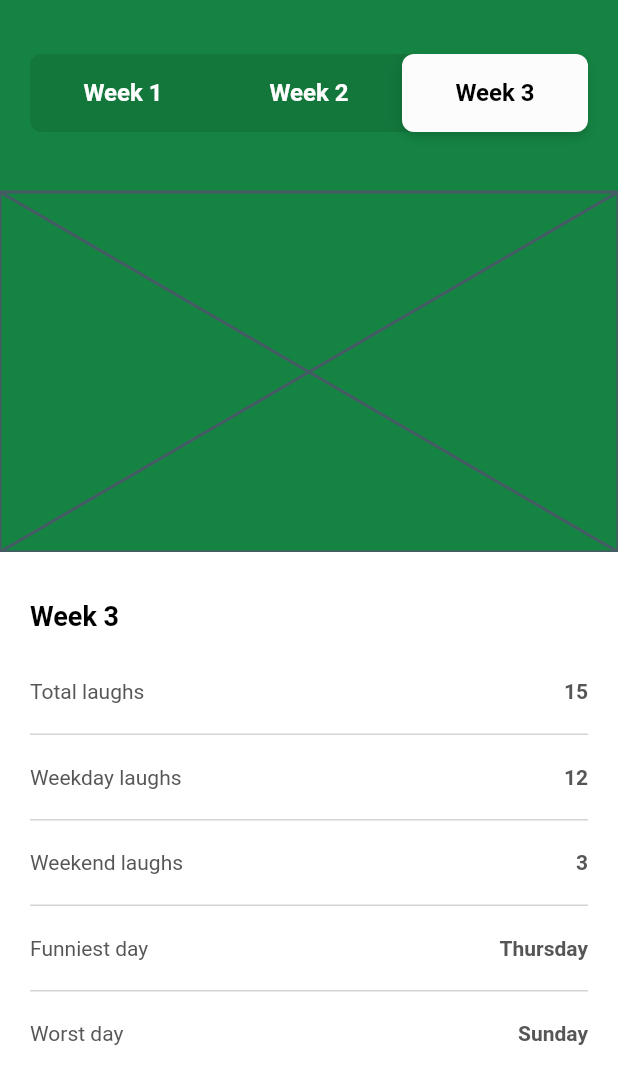
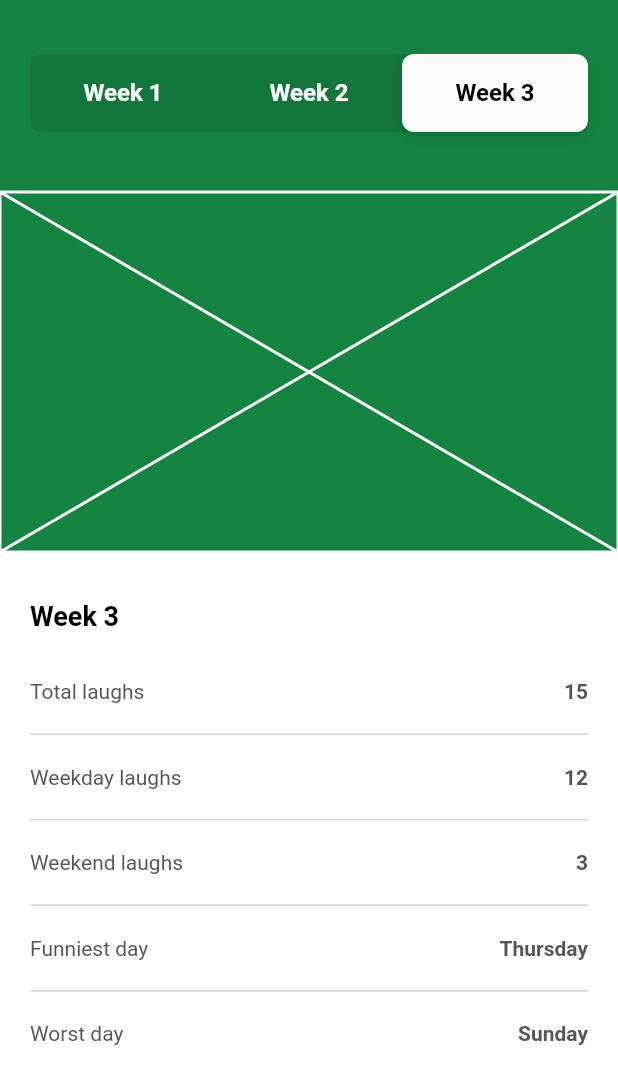
Before and after one commit to samasmith89/loltracker, a Flutter app: the screen it shows after launch, on a phone screen of 412 x 824 dp, the part 156-1236 px from its top. Run offline on Flutter 3.47's test engine with Material 2 defaults, Android fonts, the phone set to English and light mode, and no system bars.

Commit message:
changed placeholder color

```diff
--- a/lib/main.dart
+++ b/lib/main.dart
@@ -142,7 +142,9 @@ class _DashboardState extends State<Dashboard>
                 children: [
                   Container(
                     height: chartHeight + 80,
-                    child: const Placeholder(),
+                    child: const Placeholder(
+                      color: Colors.white,
+                    ),
                   )
                 ],
               ),
```
